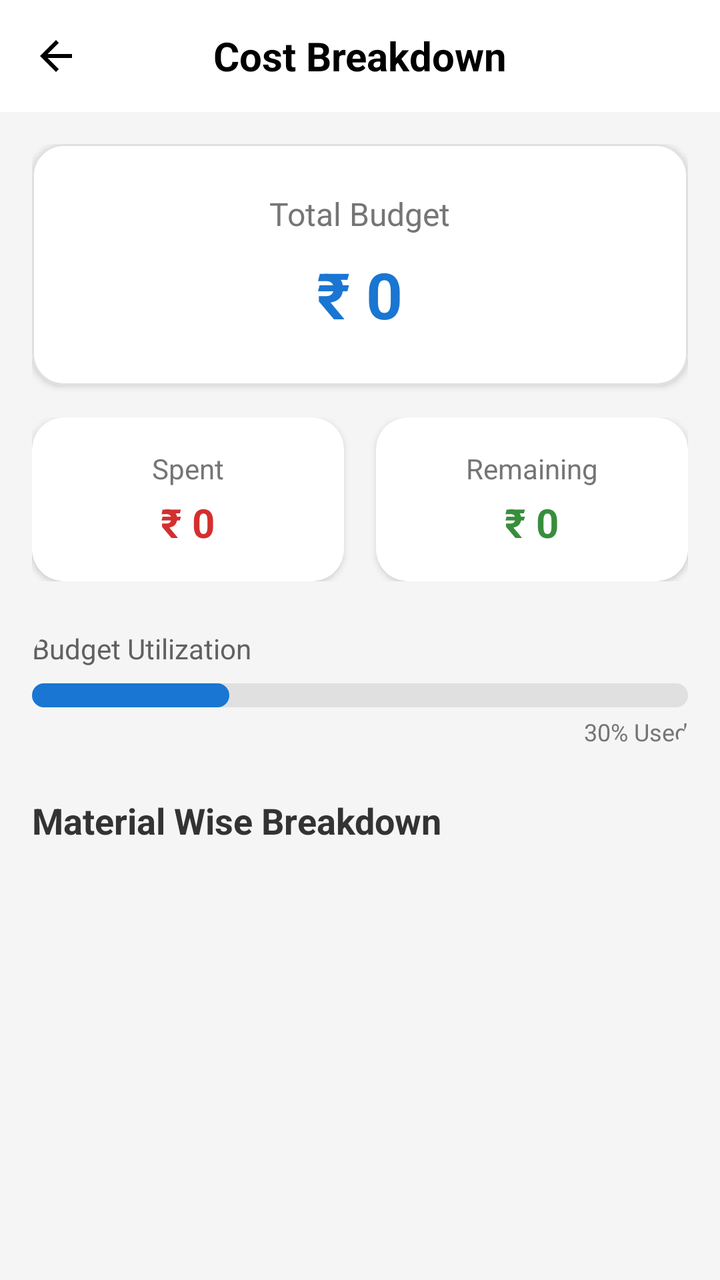
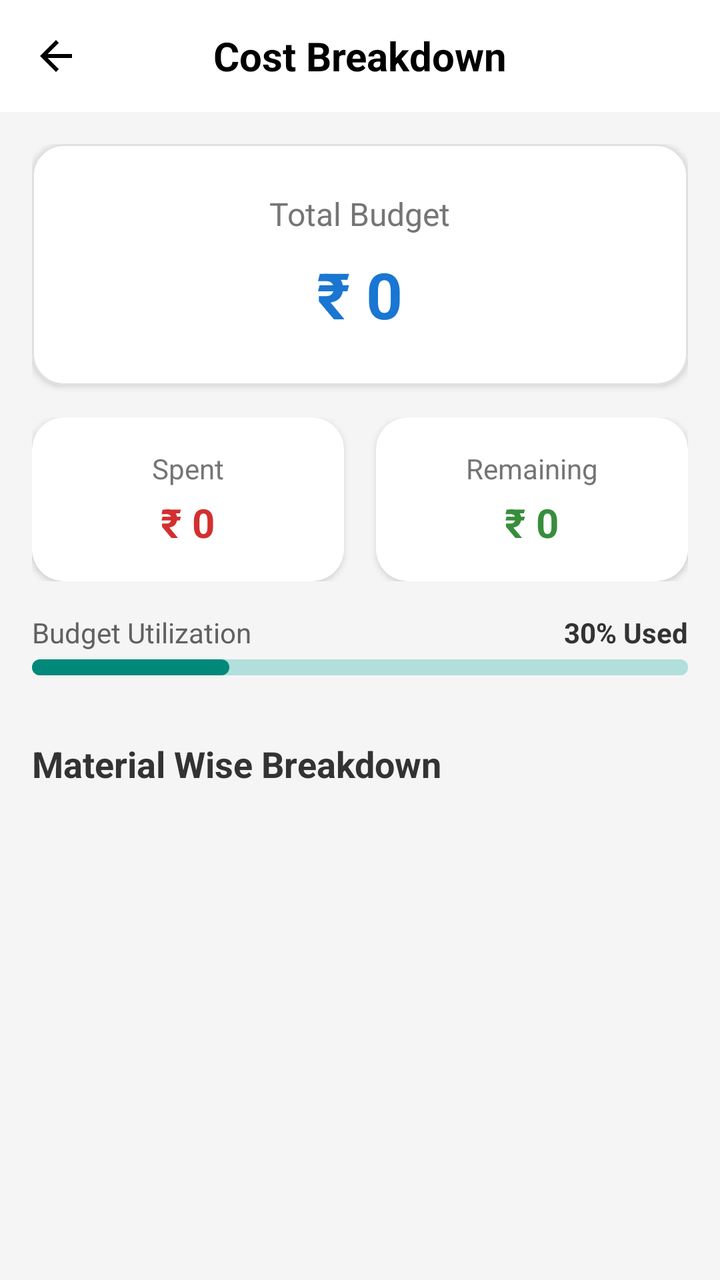

An Android layout rendered at two revisions. The XML below is the earlier revision; the diff shows what the commit changed to produce the second picture.
<!-- AndroidManifest.xml: application theme Theme.ProBuilder -->
<!-- res/layout/activity_client_cost_breakdown.xml -->
<?xml version="1.0" encoding="utf-8"?>
<LinearLayout xmlns:android="http://schemas.android.com/apk/res/android"
    xmlns:app="http://schemas.android.com/apk/res-auto"
    xmlns:tools="http://schemas.android.com/tools"
    android:layout_width="match_parent"
    android:layout_height="match_parent"
    android:orientation="vertical"
    android:background="#F5F5F5"
    tools:context=".ClientCostBreakdownActivity">

    
    <com.google.android.material.appbar.AppBarLayout
        android:layout_width="match_parent"
        android:layout_height="wrap_content"
        android:background="@android:color/white"
        app:elevation="4dp">

        <androidx.appcompat.widget.Toolbar
            android:id="@+id/toolbar"
            android:layout_width="match_parent"
            android:layout_height="?attr/actionBarSize">

            <ImageView
                android:id="@+id/btnBack"
                android:layout_width="24dp"
                android:layout_height="24dp"
                android:src="@drawable/ic_arrow_back"
                android:contentDescription="Back"
                app:tint="#000000"
                android:layout_gravity="start"
                android:layout_marginEnd="16dp"/>

            <TextView
                android:layout_width="wrap_content"
                android:layout_height="wrap_content"
                android:text="Cost Breakdown"
                android:textColor="#000000"
                android:textSize="20sp"
                android:textStyle="bold"
                android:layout_gravity="center" />

        </androidx.appcompat.widget.Toolbar>
    </com.google.android.material.appbar.AppBarLayout>

    <ScrollView
        android:layout_width="match_parent"
        android:layout_height="match_parent"
        android:padding="16dp">

        <LinearLayout
            android:layout_width="match_parent"
            android:layout_height="wrap_content"
            android:orientation="vertical">

            
            <com.google.android.material.card.MaterialCardView
                android:layout_width="match_parent"
                android:layout_height="wrap_content"
                android:layout_marginBottom="16dp"
                app:cardCornerRadius="16dp"
                app:cardElevation="2dp"
                app:strokeColor="#E0E0E0"
                app:strokeWidth="1dp">

                <LinearLayout
                    android:layout_width="match_parent"
                    android:layout_height="wrap_content"
                    android:orientation="vertical"
                    android:padding="24dp"
                    android:gravity="center">

                    <TextView
                        android:layout_width="wrap_content"
                        android:layout_height="wrap_content"
                        android:text="Total Budget"
                        android:textSize="16sp"
                        android:textColor="#757575"/>

                    <TextView
                        android:id="@+id/tvTotalBudget"
                        android:layout_width="wrap_content"
                        android:layout_height="wrap_content"
                        android:text="₹ 0"
                        android:textSize="32sp"
                        android:textStyle="bold"
                        android:textColor="#1976D2"
                        android:layout_marginTop="8dp"/>

                </LinearLayout>
            </com.google.android.material.card.MaterialCardView>

            <LinearLayout
                android:layout_width="match_parent"
                android:layout_height="wrap_content"
                android:orientation="horizontal"
                android:baselineAligned="false">

                
                <com.google.android.material.card.MaterialCardView
                    android:layout_width="0dp"
                    android:layout_height="wrap_content"
                    android:layout_weight="1"
                    android:layout_marginEnd="8dp"
                    app:cardCornerRadius="16dp"
                    app:cardElevation="2dp">

                    <LinearLayout
                        android:layout_width="match_parent"
                        android:layout_height="wrap_content"
                        android:orientation="vertical"
                        android:padding="16dp"
                        android:gravity="center">

                        <TextView
                            android:layout_width="wrap_content"
                            android:layout_height="wrap_content"
                            android:text="Spent"
                            android:textColor="#757575"/>

                        <TextView
                            android:id="@+id/tvSpentAmount"
                            android:layout_width="wrap_content"
                            android:layout_height="wrap_content"
                            android:text="₹ 0"
                            android:textSize="20sp"
                            android:textStyle="bold"
                            android:textColor="#D32F2F"
                            android:layout_marginTop="4dp"/>
                    </LinearLayout>
                </com.google.android.material.card.MaterialCardView>

                
                <com.google.android.material.card.MaterialCardView
                    android:layout_width="0dp"
                    android:layout_height="wrap_content"
                    android:layout_weight="1"
                    android:layout_marginStart="8dp"
                    app:cardCornerRadius="16dp"
                    app:cardElevation="2dp">

                    <LinearLayout
                        android:layout_width="match_parent"
                        android:layout_height="wrap_content"
                        android:orientation="vertical"
                        android:padding="16dp"
                        android:gravity="center">

                        <TextView
                            android:layout_width="wrap_content"
                            android:layout_height="wrap_content"
                            android:text="Remaining"
                            android:textColor="#757575"/>

                        <TextView
                            android:id="@+id/tvRemainingAmount"
                            android:layout_width="wrap_content"
                            android:layout_height="wrap_content"
                            android:text="₹ 0"
                            android:textSize="20sp"
                            android:textStyle="bold"
                            android:textColor="#388E3C"
                            android:layout_marginTop="4dp"/>
                    </LinearLayout>
                </com.google.android.material.card.MaterialCardView>
            </LinearLayout>

            
            <com.google.android.material.card.MaterialCardView
                android:layout_width="match_parent"
                android:layout_height="wrap_content"
                android:layout_marginTop="24dp"
                app:cardCornerRadius="16dp"
                app:cardElevation="0dp"
                app:cardBackgroundColor="@android:color/transparent">
                
                <LinearLayout
                    android:layout_width="match_parent"
                    android:layout_height="wrap_content"
                    android:orientation="vertical">
                    
                    <TextView
                        android:layout_width="wrap_content"
                        android:layout_height="wrap_content"
                        android:text="Budget Utilization"
                        android:textSize="14sp"
                        android:textColor="#616161"
                        android:layout_marginBottom="8dp"/>

                    <ProgressBar
                        android:id="@+id/pbBudget"
                        style="?android:attr/progressBarStyleHorizontal"
                        android:layout_width="match_parent"
                        android:layout_height="12dp"
                        android:progressDrawable="@drawable/rounded_progress_bar"
                        android:progress="30"
                        android:max="100"/>
                        
                    <TextView
                        android:id="@+id/tvUtilizationPercentage"
                        android:layout_width="wrap_content"
                        android:layout_height="wrap_content"
                        android:text="30% Used"
                        android:textSize="12sp"
                        android:textColor="#757575"
                        android:layout_gravity="end"
                        android:layout_marginTop="4dp"/>
                </LinearLayout>
            </com.google.android.material.card.MaterialCardView>
            
            <TextView
                android:layout_width="wrap_content"
                android:layout_height="wrap_content"
                android:text="Material Wise Breakdown"
                android:textSize="18sp"
                android:textStyle="bold"
                android:textColor="#333333"
                android:layout_marginTop="24dp"
                android:layout_marginBottom="12dp"/>

            <androidx.recyclerview.widget.RecyclerView
                android:id="@+id/rvCostItems"
                android:layout_width="match_parent"
                android:layout_height="wrap_content"
                android:nestedScrollingEnabled="false"
                tools:listitem="@layout/item_cost_breakdown"/>

        </LinearLayout>
    </ScrollView>
</LinearLayout>
<!-- res/layout/item_cost_breakdown.xml (included above) -->
<?xml version="1.0" encoding="utf-8"?>
<com.google.android.material.card.MaterialCardView xmlns:android="http://schemas.android.com/apk/res/android"
    xmlns:app="http://schemas.android.com/apk/res-auto"
    android:layout_width="match_parent"
    android:layout_height="wrap_content"
    android:layout_marginBottom="8dp"
    android:layout_marginHorizontal="4dp"
    app:cardCornerRadius="8dp"
    app:cardElevation="1dp"
    app:cardBackgroundColor="#FFFFFF">

    <LinearLayout
        android:layout_width="match_parent"
        android:layout_height="wrap_content"
        android:orientation="vertical"
        android:padding="12dp">

        <LinearLayout
            android:layout_width="match_parent"
            android:layout_height="wrap_content"
            android:orientation="horizontal"
            android:gravity="center_vertical">

            <TextView
                android:id="@+id/tvItemName"
                android:layout_width="0dp"
                android:layout_height="wrap_content"
                android:layout_weight="1"
                android:text="Material Name"
                android:textSize="16sp"
                android:textStyle="bold"
                android:textColor="#333333"/>

            <TextView
                android:id="@+id/tvItemAmount"
                android:layout_width="wrap_content"
                android:layout_height="wrap_content"
                android:text="₹ 0"
                android:textSize="16sp"
                android:textStyle="bold"
                android:textColor="#1976D2"/>
        </LinearLayout>

        <ProgressBar
            android:id="@+id/pbItemUsage"
            style="?android:attr/progressBarStyleHorizontal"
            android:layout_width="match_parent"
            android:layout_height="4dp"
            android:layout_marginTop="8dp"
            android:progressDrawable="@drawable/rounded_progress_bar"
            android:progress="50"
            android:max="100"/>

    </LinearLayout>
</com.google.android.material.card.MaterialCardView>
<!-- resources referenced by this layout -->
<resources>
  <!-- drawable ic_arrow_back (drawable) -->
  <?xml version="1.0" encoding="utf-8"?>
  <vector xmlns:android="http://schemas.android.com/apk/res/android"
      android:width="24dp"
      android:height="24dp"
      android:viewportWidth="24"
      android:viewportHeight="24">
      <path
          android:fillColor="#FFFFFF"
          android:pathData="M20,11H7.83l5.59,-5.59L12,4l-8,8l8,8l1.41,-1.41L7.83,13H20v-2z" />
  </vector>
  <!-- drawable rounded_progress_bar (drawable) -->
  <?xml version="1.0" encoding="utf-8"?>
  <layer-list xmlns:android="http://schemas.android.com/apk/res/android">
      <item android:id="@android:id/background">
          <shape>
              <corners android:radius="6dp" />
              <solid android:color="#E0E0E0" />
          </shape>
      </item>
      <item android:id="@android:id/progress">
          <scale android:scaleWidth="100%">
              <shape>
                  <corners android:radius="6dp" />
                  <solid android:color="#1976D2" />
              </shape>
          </scale>
      </item>
  </layer-list>
  <style name="Theme.ProBuilder" parent="Theme.MaterialComponents.Light.NoActionBar">
          
          <item name="colorPrimary">@color/colorPrimary</item>
          <item name="colorPrimaryVariant">@color/colorPrimaryDark</item>
          <item name="colorOnPrimary">@color/white</item>
          
          <item name="colorSecondary">@color/colorAccent</item>
          <item name="colorSecondaryVariant">@color/colorAccent</item>
          <item name="colorOnSecondary">@color/white</item>
          
          <item name="android:statusBarColor">?attr/colorPrimaryVariant</item>
      </style>
  <color name="colorPrimary">#6200EE</color>
  <color name="colorPrimaryDark">#3700B3</color>
  <color name="white">#FFFFFF</color>
  <color name="colorAccent">#03DAC5</color>
</resources>

<!-- the commit's change to res/layout/activity_client_cost_breakdown.xml (unified diff, before → after) -->
@@ -165,47 +165,46 @@
             </LinearLayout>
 
             
-            <com.google.android.material.card.MaterialCardView
-                android:layout_width="match_parent"
-                android:layout_height="wrap_content"
-                android:layout_marginTop="24dp"
-                app:cardCornerRadius="16dp"
-                app:cardElevation="0dp"
-                app:cardBackgroundColor="@android:color/transparent">
+            <LinearLayout
+                android:layout_width="match_parent"
+                android:layout_height="wrap_content"
+                android:orientation="vertical"
+                android:layout_marginTop="16dp"
+                android:paddingBottom="8dp">
                 
                 <LinearLayout
                     android:layout_width="match_parent"
                     android:layout_height="wrap_content"
-                    android:orientation="vertical">
+                    android:orientation="horizontal"
+                    android:layout_marginBottom="4dp">
                     
                     <TextView
-                        android:layout_width="wrap_content"
-                        android:layout_height="wrap_content"
+                        android:layout_width="0dp"
+                        android:layout_height="wrap_content"
+                        android:layout_weight="1"
                         android:text="Budget Utilization"
                         android:textSize="14sp"
-                        android:textColor="#616161"
-                        android:layout_marginBottom="8dp"/>
-
-                    <ProgressBar
-                        android:id="@+id/pbBudget"
-                        style="?android:attr/progressBarStyleHorizontal"
-                        android:layout_width="match_parent"
-                        android:layout_height="12dp"
-                        android:progressDrawable="@drawable/rounded_progress_bar"
-                        android:progress="30"
-                        android:max="100"/>
-                        
+                        android:textColor="#616161"/>
+
                     <TextView
                         android:id="@+id/tvUtilizationPercentage"
                         android:layout_width="wrap_content"
                         android:layout_height="wrap_content"
                         android:text="30% Used"
-                        android:textSize="12sp"
-                        android:textColor="#757575"
-                        android:layout_gravity="end"
-                        android:layout_marginTop="4dp"/>
+                        android:textSize="14sp"
+                        android:textStyle="bold"
+                        android:textColor="#333333"/>
                 </LinearLayout>
-            </com.google.android.material.card.MaterialCardView>
+
+                <ProgressBar
+                    android:id="@+id/pbBudget"
+                    style="?android:attr/progressBarStyleHorizontal"
+                    android:layout_width="match_parent"
+                    android:layout_height="8dp"
+                    android:progressDrawable="@drawable/rounded_progress_bar"
+                    android:progress="30"
+                    android:max="100"/>
+            </LinearLayout>
             
             <TextView
                 android:layout_width="wrap_content"
<!-- resource entries referenced after the edit -->
@@ -1,30 +1,35 @@
 <!-- resources referenced by this layout -->
 <resources>
   <!-- drawable ic_arrow_back (drawable) -->
-  <?xml version="1.0" encoding="utf-8"?>
   <vector xmlns:android="http://schemas.android.com/apk/res/android"
       android:width="24dp"
       android:height="24dp"
       android:viewportWidth="24"
-      android:viewportHeight="24">
+      android:viewportHeight="24"
+      android:autoMirrored="true">
       <path
-          android:fillColor="#FFFFFF"
-          android:pathData="M20,11H7.83l5.59,-5.59L12,4l-8,8l8,8l1.41,-1.41L7.83,13H20v-2z" />
+          android:fillColor="#FFFFFFFF"
+          android:pathData="M20,11H7.83l5.59,-5.59L12,4l-8,8 8,8 1.41,-1.41L7.83,13H20v-2z"/>
   </vector>
   <!-- drawable rounded_progress_bar (drawable) -->
-  <?xml version="1.0" encoding="utf-8"?>
   <layer-list xmlns:android="http://schemas.android.com/apk/res/android">
       <item android:id="@android:id/background">
           <shape>
-              <corners android:radius="6dp" />
-              <solid android:color="#E0E0E0" />
+              <corners android:radius="4dp" />
+              <solid android:color="#B2DFDB" />
+          </shape>
+      </item>
+      <item android:id="@android:id/secondaryProgress">
+          <shape>
+              <corners android:radius="4dp" />
+              <solid android:color="#B2DFDB" />
           </shape>
       </item>
       <item android:id="@android:id/progress">
           <scale android:scaleWidth="100%">
               <shape>
-                  <corners android:radius="6dp" />
-                  <solid android:color="#1976D2" />
+                  <corners android:radius="4dp" />
+                  <solid android:color="#00897B" />
               </shape>
           </scale>
       </item>
@@ -40,10 +45,17 @@
           <item name="colorOnSecondary">@color/white</item>
           
           <item name="android:statusBarColor">?attr/colorPrimaryVariant</item>
+          <item name="android:windowAnimationStyle">@style/WindowAnimationTransition</item>
       </style>
   <color name="colorPrimary">#6200EE</color>
   <color name="colorPrimaryDark">#3700B3</color>
   <color name="white">#FFFFFF</color>
   <color name="colorAccent">#03DAC5</color>
+  <style name="WindowAnimationTransition">
+          <item name="android:activityOpenEnterAnimation">@anim/slide_in_right</item>
+          <item name="android:activityOpenExitAnimation">@anim/slide_out_left</item>
+          <item name="android:activityCloseEnterAnimation">@anim/slide_in_left</item>
+          <item name="android:activityCloseExitAnimation">@anim/slide_out_right</item>
+      </style>
 </resources>
 
